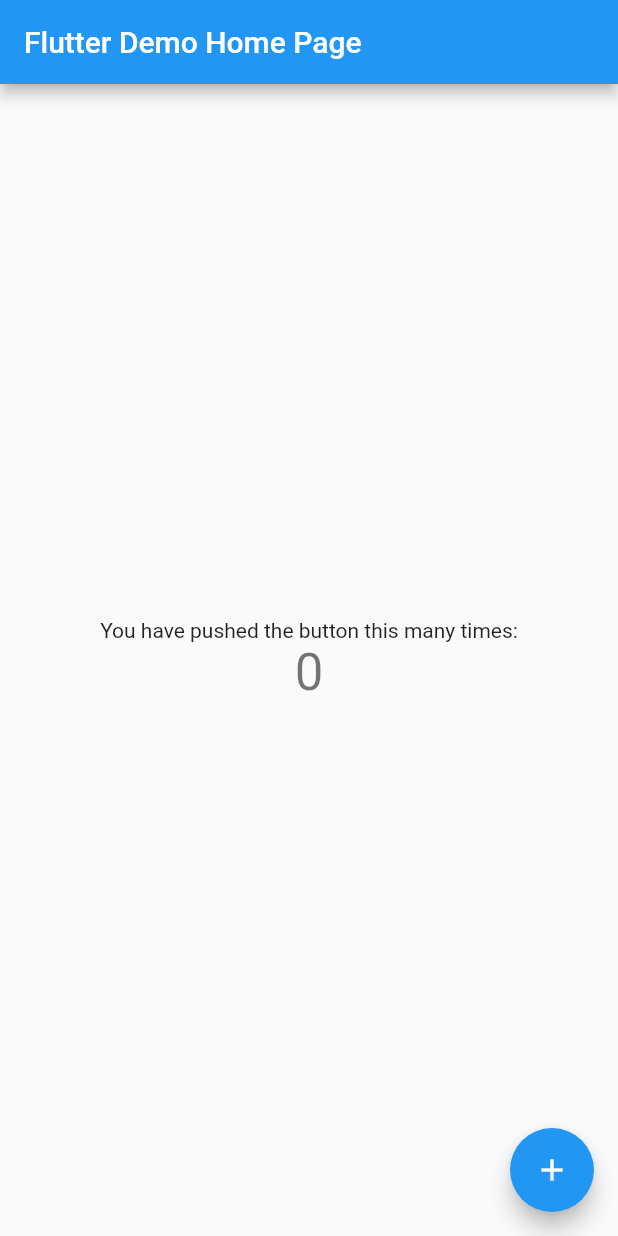
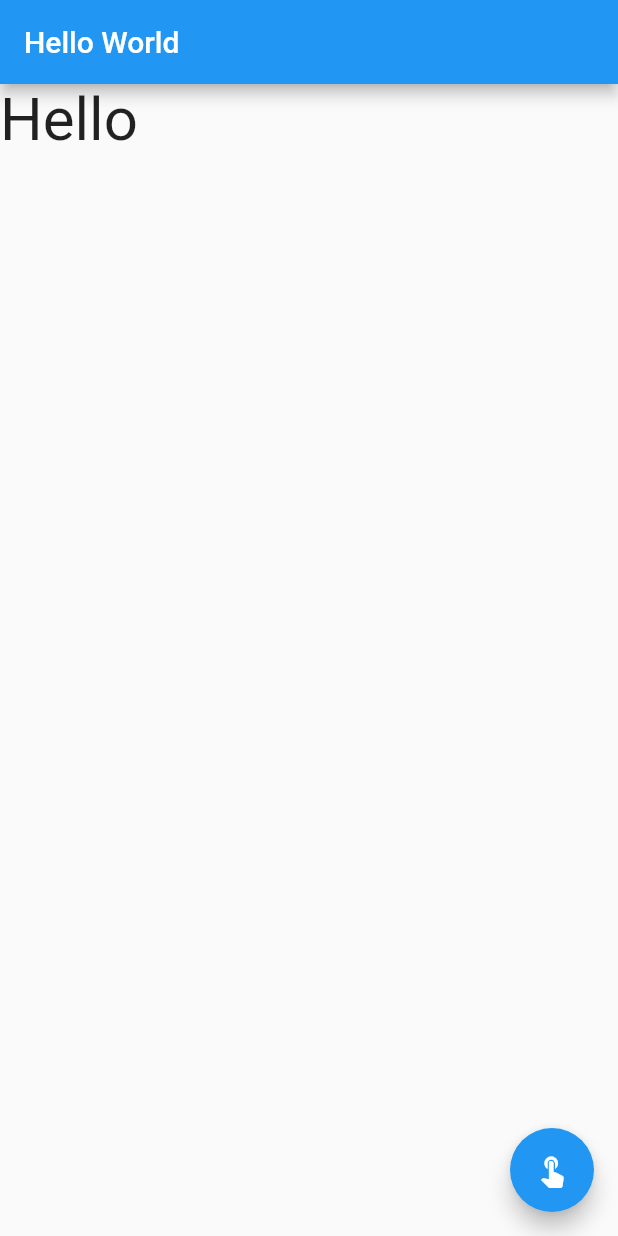
Before and after one commit to ksdhk/flutter, a Flutter app: the screen it shows after launch, on a phone screen of 412 x 824 dp. Run offline on Flutter 3.47's test engine with Material 2 defaults, Android fonts, the phone set to English and light mode, and no system bars.

Commit message:
Update main.dart

```diff
--- a/flutter_app/lib/main.dart
+++ b/flutter_app/lib/main.dart
@@ -11,103 +11,43 @@ class MyApp extends StatelessWidget {
     return MaterialApp(
       title: 'Flutter Demo',
       theme: ThemeData(
-        // This is the theme of your application.
-        //
-        // Try running your application with "flutter run". You'll see the
-        // application has a blue toolbar. Then, without quitting the app, try
-        // changing the primarySwatch below to Colors.green and then invoke
-        // "hot reload" (press "r" in the console where you ran "flutter run",
-        // or simply save your changes to "hot reload" in a Flutter IDE).
-        // Notice that the counter didn't reset back to zero; the application
-        // is not restarted.
+
         primarySwatch: Colors.blue,
       ),
-      home: MyHomePage(title: 'Flutter Demo Home Page'),
+        home: MyHomePage(),
     );
   }
 }
 
 class MyHomePage extends StatefulWidget {
-  MyHomePage({Key key, this.title}) : super(key: key);
-
-  // This widget is the home page of your application. It is stateful, meaning
-  // that it has a State object (defined below) that contains fields that affect
-  // how it looks.
-
-  // This class is the configuration for the state. It holds the values (in this
-  // case the title) provided by the parent (in this case the App widget) and
-  // used by the build method of the State. Fields in a Widget subclass are
-  // always marked "final".
-
-  final String title;
-
-  @override
+ @override
   _MyHomePageState createState() => _MyHomePageState();
 }
 
-class _MyHomePageState extends State<MyHomePage> {
-  int _counter = 0;
 
-  void _incrementCounter() {
-    setState(() {
-      // This call to setState tells the Flutter framework that something has
-      // changed in this State, which causes it to rerun the build method below
-      // so that the display can reflect the updated values. If we changed
-      // _counter without calling setState(), then the build method would not be
-      // called again, and so nothing would appear to happen.
-      _counter++;
-    });
+class _MyHomePageState extends State<MyHomePage>{
+  var _text = "Hello";
+
+  @override
+  Widget build(BuildContext context){
+    return  Scaffold(
+      appBar : AppBar(
+          title:Text('Hello World'),
+      ),
+      body: Text(
+       _text,
+        style: TextStyle(fontSize:40),
+      ),
+      floatingActionButton: FloatingActionButton(
+        onPressed:() {
+          setState((){
+            _text = 'World';
+          });
+        },
+        child : Icon(Icons.touch_app),
+      ),
+
+    );
   }
 
-  @override
-  Widget build(BuildContext context) {
-    // This method is rerun every time setState is called, for instance as done
-    // by the _incrementCounter method above.
-    //
-    // The Flutter framework has been optimized to make rerunning build methods
-    // fast, so that you can just rebuild anything that needs updating rather
-    // than having to individually change instances of widgets.
-    return Scaffold(
-      appBar: AppBar(
-        // Here we take the value from the MyHomePage object that was created by
-        // the App.build method, and use it to set our appbar title.
-        title: Text(widget.title),
-      ),
-      body: Center(
-        // Center is a layout widget. It takes a single child and positions it
-        // in the middle of the parent.
-        child: Column(
-          // Column is also a layout widget. It takes a list of children and
-          // arranges them vertically. By default, it sizes itself to fit its
-          // children horizontally, and tries to be as tall as its parent.
-          //
-          // Invoke "debug painting" (press "p" in the console, choose the
-          // "Toggle Debug Paint" action from the Flutter Inspector in Android
-          // Studio, or the "Toggle Debug Paint" command in Visual Studio Code)
-          // to see the wireframe for each widget.
-          //
-          // Column has various properties to control how it sizes itself and
-          // how it positions its children. Here we use mainAxisAlignment to
-          // center the children vertically; the main axis here is the vertical
-          // axis because Columns are vertical (the cross axis would be
-          // horizontal).
-          mainAxisAlignment: MainAxisAlignment.center,
-          children: <Widget>[
-            Text(
-              'You have pushed the button this many times:',
-            ),
-            Text(
-              '$_counter',
-              style: Theme.of(context).textTheme.headline4,
-            ),
-          ],
-        ),
-      ),
-      floatingActionButton: FloatingActionButton(
-        onPressed: _incrementCounter,
-        tooltip: 'Increment',
-        child: Icon(Icons.add),
-      ), // This trailing comma makes auto-formatting nicer for build methods.
-    );
-  }
 }
```
